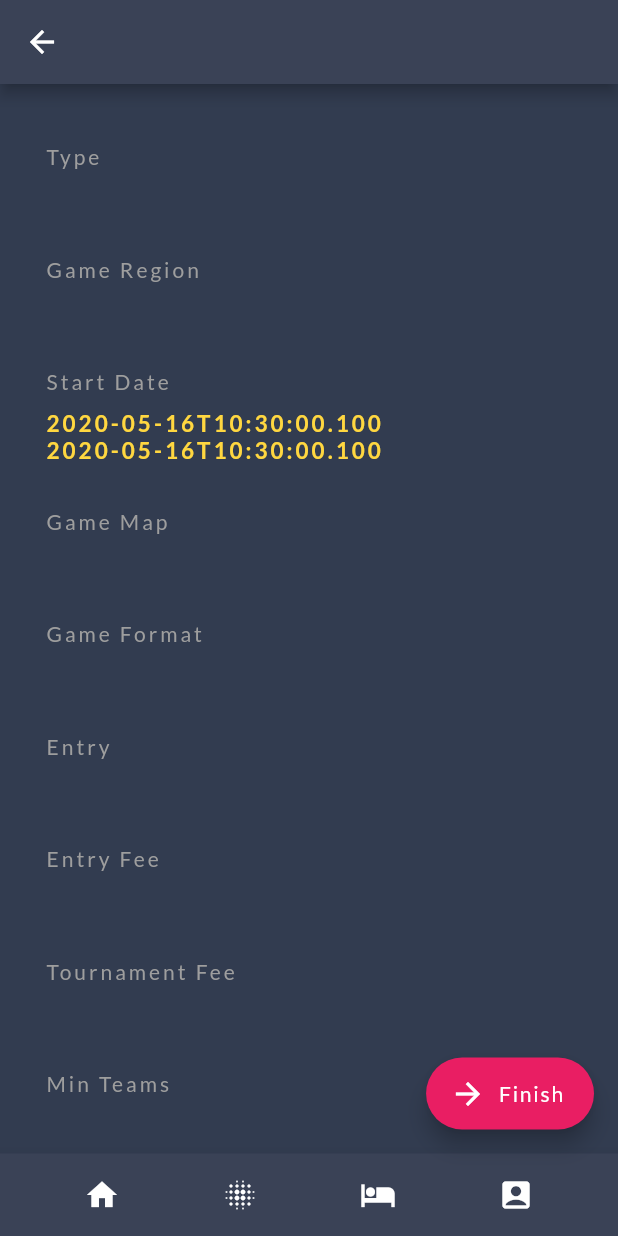
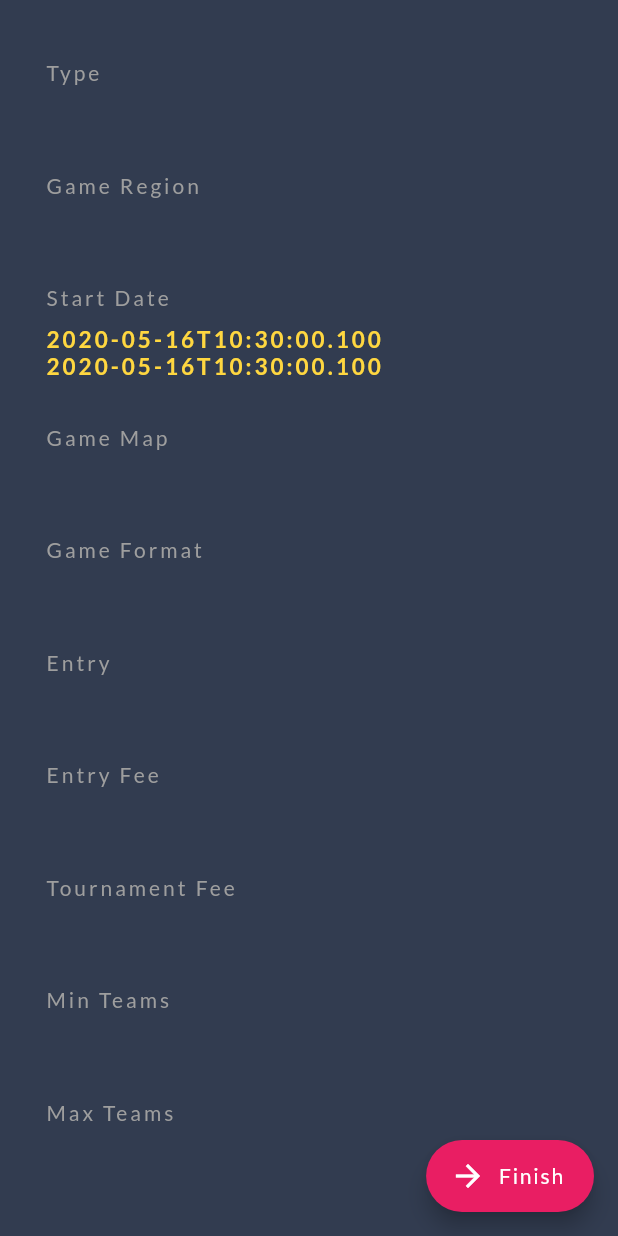
Before and after one commit to TahaChaouch1994/Gaming-Platform-Mobile-App, a Flutter app: the MyAccepted screen opened directly with empty values, on a phone screen of 412 x 824 dp. Run offline on Flutter 3.47's test engine with Material 2 defaults, Android fonts, the phone set to English and light mode, and no system bars; our stand-ins replace datetime_picker_formfield, dio, fluttertoast, font_awesome_flutter, google_fonts, image_picker and 2 more; missing offline and left inert: encrypt, flappy_search_bar, qrscan; accounts and stored records are empty; network calls fail.

Commit message:
Tournament v3

```diff
--- a/lib/views/tournament/brackettournament.dart
+++ b/lib/views/tournament/brackettournament.dart
@@ -70,11 +70,11 @@ class _bracketTournamentState extends State<bracketTournament> {
 
     return Scaffold(
       backgroundColor:  Color.fromRGBO(50, 60, 80, 1.0),
-      appBar: AppBar(
+   /*   appBar: AppBar(
         title: Text('Tournament Bracket'),
         centerTitle: true,
         backgroundColor:  Color.fromRGBO(58, 66, 86, 1.0),
-      ),
+      ), */
       body: Padding(
         padding: const EdgeInsets.fromLTRB(30.0, 40.0, 30.0, 0),
 
--- a/lib/views/tournament/myaccepted.dart
+++ b/lib/views/tournament/myaccepted.dart
@@ -203,12 +203,12 @@ class _MyAcceptedState extends State<MyAccepted> {
 
     return Scaffold(
       backgroundColor:  Color.fromRGBO(50, 60, 80, 1.0),
-      appBar: AppBar(
+     /* appBar: AppBar(
         title: Text(data['tournament']['tournamentname']),
         centerTitle: true,
         backgroundColor:  Color.fromRGBO(58, 66, 86, 1.0),
       ),
-      bottomNavigationBar: makeBottom(context),
+      bottomNavigationBar: makeBottom(context), */
       body:
       SingleChildScrollView(
 
--- a/lib/views/tournament/myaccepteddetail.dart
+++ b/lib/views/tournament/myaccepteddetail.dart
@@ -89,12 +89,12 @@ class _MyAcceptedDetailState extends State<MyAcceptedDetail> {
 
     return Scaffold(
       backgroundColor:  Color.fromRGBO(50, 60, 80, 1.0),
-      appBar: AppBar(
+    /*  appBar: AppBar(
         title: Text(data['tournament']['tournamentname']),
         centerTitle: true,
         backgroundColor:  Color.fromRGBO(58, 66, 86, 1.0),
       ),
-      bottomNavigationBar: makeBottom(context),
+      bottomNavigationBar: makeBottom(context), */
       body:
       SingleChildScrollView(
 
--- a/lib/views/tournament/tournamentdetail.dart
+++ b/lib/views/tournament/tournamentdetail.dart
@@ -84,12 +84,12 @@ class _TournamentdetailState extends State<Tournamentdetail> {
 
     return Scaffold(
       backgroundColor:  Color.fromRGBO(50, 60, 80, 1.0),
-      appBar: AppBar(
+  /*    appBar: AppBar(
         title: Text(data['tournament']['tournamentname']),
         centerTitle: true,
         backgroundColor:  Color.fromRGBO(58, 66, 86, 1.0),
-      ),
-      bottomNavigationBar: makeBottom(context),
+      ), */
+     // bottomNavigationBar: makeBottom(context),
       body:
       SingleChildScrollView(
 
```
